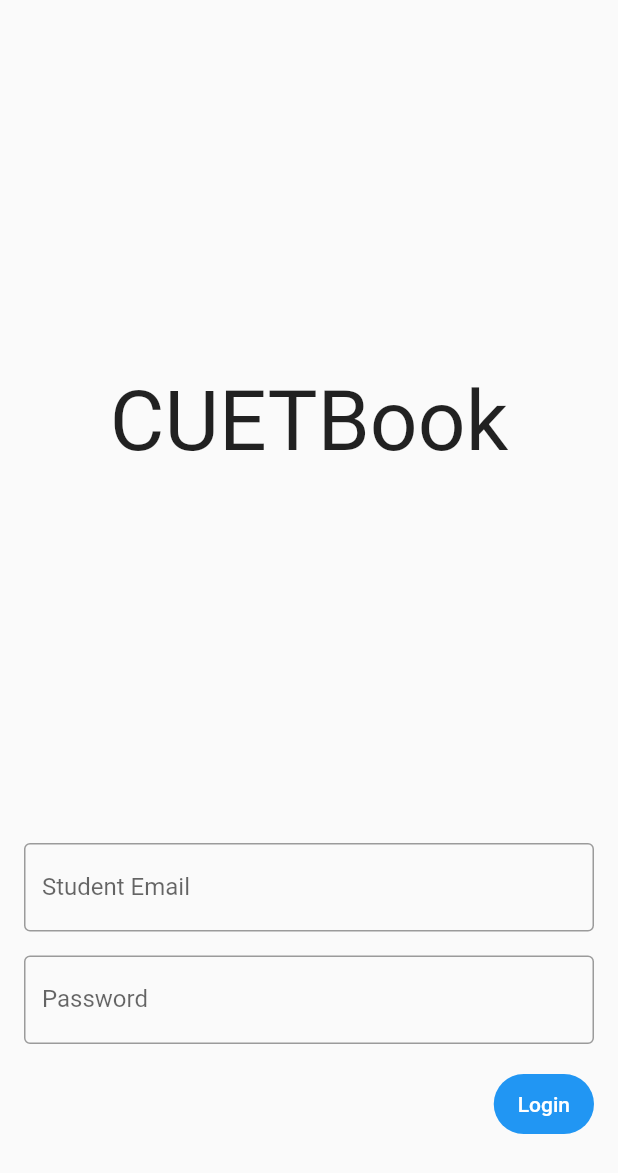
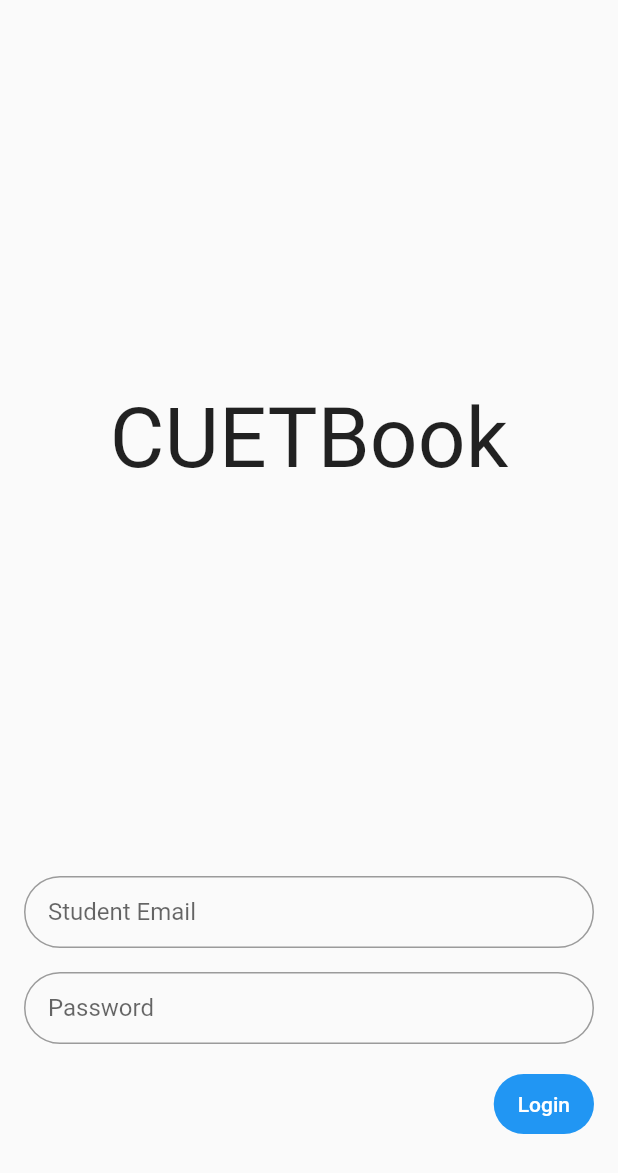
Before and after one commit to cuet-dev-corpse/cuet_book, a Flutter app: the screen it shows after launch, on a phone screen of 412 x 824 dp. Shown: the top 1173 px of the screen. Run offline on Flutter 3.47's test engine with Material 2 defaults, Android fonts, the phone set to English and light mode, and no system bars.

Commit message:
Style borders of input field Make it rounded Increase content padding to make it look better

```diff
--- a/lib/screens/login_screen.dart
+++ b/lib/screens/login_screen.dart
@@ -45,7 +45,10 @@ class _LoginScreenState extends State<LoginScreen> {
       decoration: const InputDecoration(
         label: Text("Student Email"),
         hintText: "xxxxxxx",
-        border: OutlineInputBorder(),
+        border: OutlineInputBorder(
+          borderRadius: BorderRadius.all(Radius.circular(50)),
+        ),
+        contentPadding: EdgeInsets.symmetric(horizontal: 16),
         suffix: Text("@student.cuet.ac.bd"),
       ),
       keyboardType: TextInputType.number,
@@ -56,7 +59,10 @@ class _LoginScreenState extends State<LoginScreen> {
     return TextFormField(
       decoration: const InputDecoration(
         label: Text("Password"),
-        border: OutlineInputBorder(),
+        border: OutlineInputBorder(
+          borderRadius: BorderRadius.all(Radius.circular(50)),
+        ),
+        contentPadding: EdgeInsets.symmetric(horizontal: 16),
       ),
       obscureText: true,
       keyboardType: TextInputType.visiblePassword,
```
